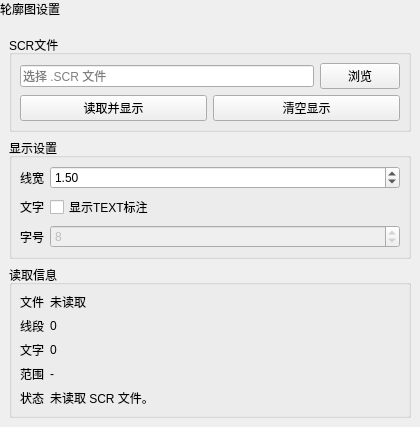
Before: the Qt Designer form plugins/Base_PostProcessing/PostContourReaderWidget.ui in asd977/base_cae, drawn with Qt 5.
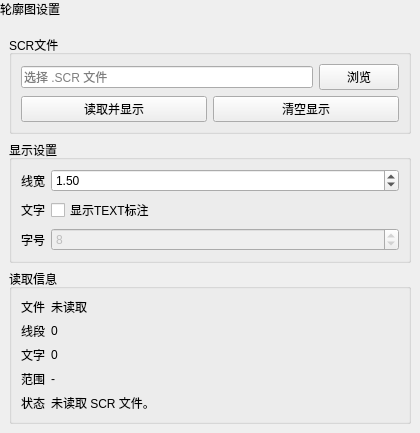
After: the same form once the commit is applied.

What changed in the file:
```diff
--- a/plugins/Base_PostProcessing/PostContourReaderWidget.ui
+++ b/plugins/Base_PostProcessing/PostContourReaderWidget.ui
@@ -66,16 +66,16 @@
        </property>
        <layout class="QVBoxLayout" name="fileVBoxLayout">
         <property name="leftMargin">
-         <number>8</number>
+         <number>9</number>
         </property>
         <property name="topMargin">
-         <number>8</number>
+         <number>9</number>
         </property>
         <property name="rightMargin">
-         <number>8</number>
+         <number>9</number>
         </property>
         <property name="bottomMargin">
-         <number>8</number>
+         <number>9</number>
         </property>
         <item>
          <layout class="QHBoxLayout" name="fileHBoxLayout">
@@ -99,6 +99,18 @@
             </property>
            </widget>
           </item>
+          <property name="leftMargin">
+           <number>0</number>
+          </property>
+          <property name="topMargin">
+           <number>0</number>
+          </property>
+          <property name="rightMargin">
+           <number>0</number>
+          </property>
+          <property name="bottomMargin">
+           <number>0</number>
+          </property>
          </layout>
         </item>
         <item>
@@ -117,6 +129,18 @@
             </property>
            </widget>
           </item>
+          <property name="leftMargin">
+           <number>0</number>
+          </property>
+          <property name="topMargin">
+           <number>0</number>
+          </property>
+          <property name="rightMargin">
+           <number>0</number>
+          </property>
+          <property name="bottomMargin">
+           <number>0</number>
+          </property>
          </layout>
         </item>
        </layout>
@@ -129,16 +153,16 @@
        </property>
        <layout class="QFormLayout" name="displayFormLayout">
         <property name="leftMargin">
-         <number>8</number>
+         <number>9</number>
         </property>
         <property name="topMargin">
-         <number>8</number>
+         <number>9</number>
         </property>
         <property name="rightMargin">
-         <number>8</number>
+         <number>9</number>
         </property>
         <property name="bottomMargin">
-         <number>8</number>
+         <number>9</number>
         </property>
         <item row="0" column="0">
          <widget class="QLabel" name="lineWidthTextLabel">
@@ -225,16 +249,16 @@
        </property>
        <layout class="QFormLayout" name="summaryFormLayout">
         <property name="leftMargin">
-         <number>8</number>
+         <number>9</number>
         </property>
         <property name="topMargin">
-         <number>8</number>
+         <number>9</number>
         </property>
         <property name="rightMargin">
-         <number>8</number>
+         <number>9</number>
         </property>
         <property name="bottomMargin">
-         <number>8</number>
+         <number>9</number>
         </property>
         <item row="0" column="0">
          <widget class="QLabel" name="fileTitleLabel">
```
